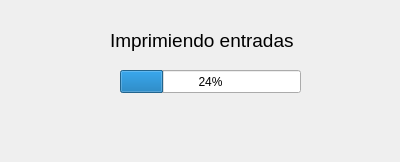
This is Interfaz/Interfaz4.ui in Proyecto-PAV/ProyectoDSI as Qt 5 draws it before an edit. The edited form follows.
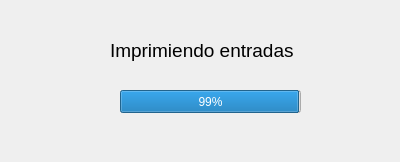
This is the edited form.

The edit to the form file:
```diff
--- a/Interfaz/Interfaz4.ui
+++ b/Interfaz/Interfaz4.ui
@@ -13,7 +13,7 @@
   <property name="minimumSize">
    <size>
     <width>400</width>
-    <height>162</height>
+    <height>132</height>
    </size>
   </property>
   <property name="maximumSize">
@@ -29,7 +29,7 @@
    <property name="geometry">
     <rect>
      <x>110</x>
-     <y>30</y>
+     <y>40</y>
      <width>191</width>
      <height>21</height>
     </rect>
@@ -47,13 +47,13 @@
    <property name="geometry">
     <rect>
      <x>120</x>
-     <y>70</y>
+     <y>90</y>
      <width>181</width>
      <height>23</height>
     </rect>
    </property>
    <property name="value">
-    <number>24</number>
+    <number>99</number>
    </property>
   </widget>
  </widget>
```
Left out of the diff: 2 changed lines with no effect on the pictures.
